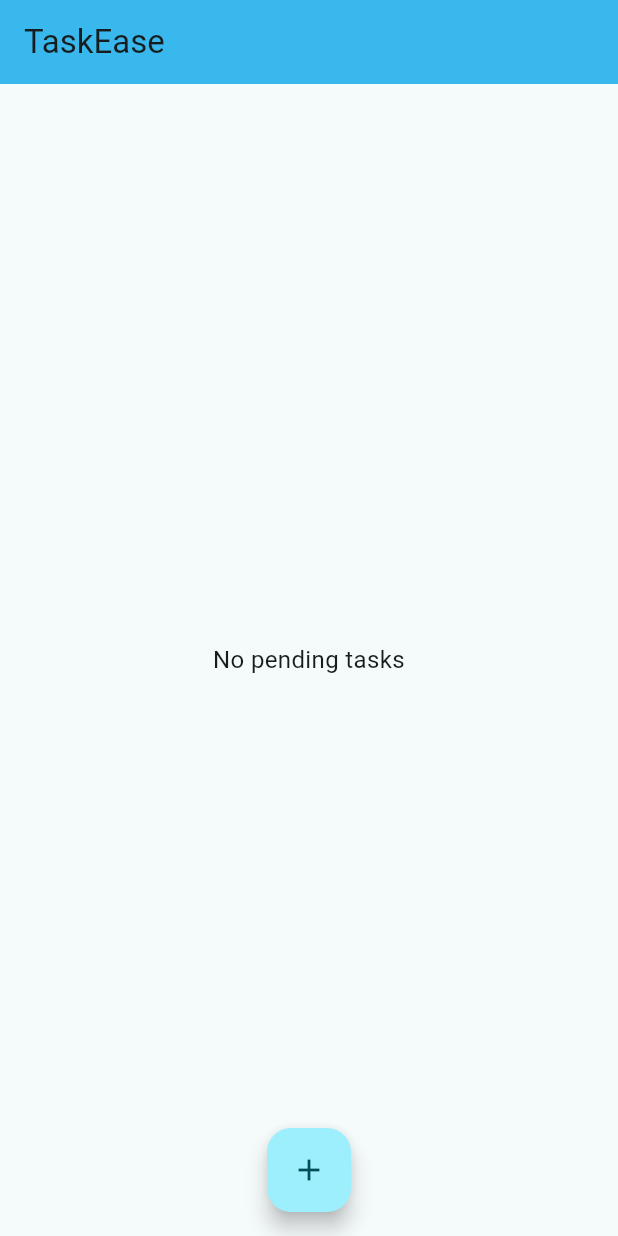
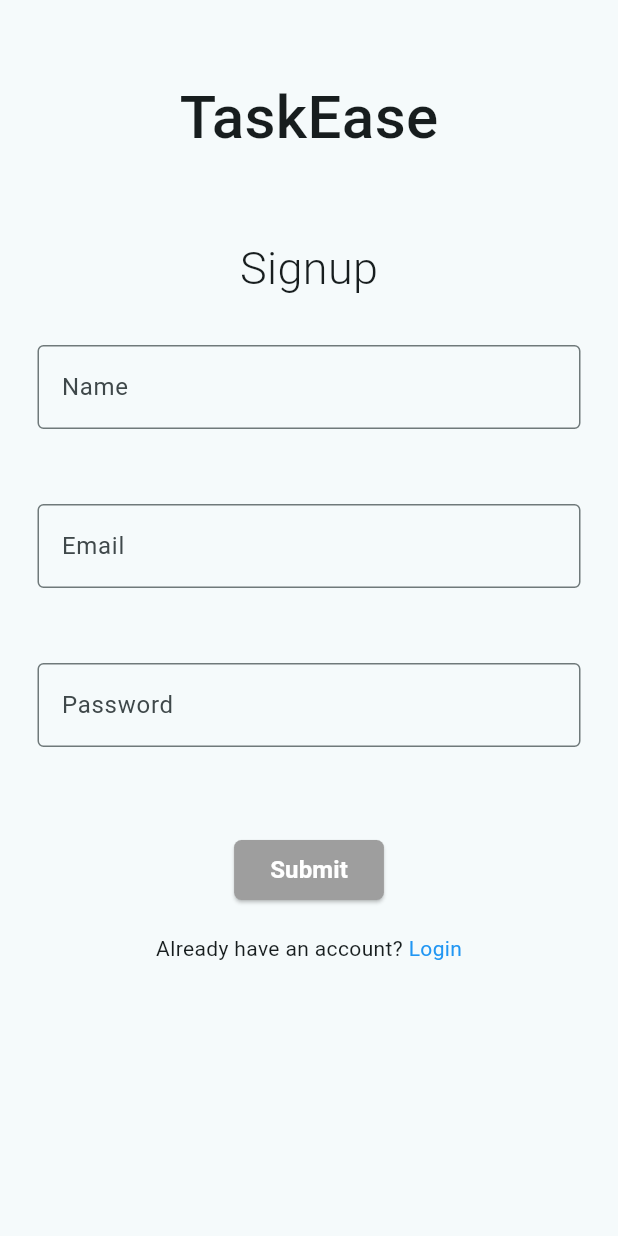
Before and after one commit to NamanBakshi/TaskEase, a Flutter app: the screen it shows after launch, on a phone screen of 412 x 824 dp. Run offline on Flutter 3.47's test engine with Material 3 defaults, Android fonts, the phone set to English and light mode, and no system bars; our stand-ins replace firebase_auth, firebase_core, flutter_slidable, hive, hive_flutter; accounts and stored records are empty.

Commit message:
login signup integrated with firebase

```diff
--- a/lib/components/button.dart
+++ b/lib/components/button.dart
@@ -2,12 +2,14 @@ import 'package:flutter/material.dart';
 
 class Button extends StatelessWidget {
   final String value;
+  final bool isEnabled;
   VoidCallback pressed;
 
   Button({
     super.key,
     required this.value,
     required this.pressed,
+    required this.isEnabled
   });
 
   @override
@@ -22,7 +24,7 @@ class Button extends StatelessWidget {
              borderRadius: BorderRadius.circular(5.0),
            ),
          ),
-          backgroundColor: MaterialStateProperty.all<Color>(Colors.lightBlueAccent),
+          backgroundColor: MaterialStateProperty.all<Color>(isEnabled ? Colors.lightBlueAccent : Colors.grey),
           // side:BorderSide(style:BorderStyle),
         ),
         child: Text(
--- a/lib/main.dart
+++ b/lib/main.dart
@@ -3,6 +3,7 @@ import 'package:flutter/material.dart';
 import 'package:hive_flutter/hive_flutter.dart';
 import 'package:todo/components/home.dart';
 import 'package:todo/model/task.dart';
+import 'package:todo/pages/signup.dart';
 import 'firebase_options.dart';
 
 
@@ -32,7 +33,8 @@ class MyApp extends StatelessWidget {
         colorScheme: ColorScheme.fromSeed(seedColor: Colors.white),
         useMaterial3: true,
       ),
-      home: const Home(),
+      home: const Signup(),
+      //Home(),
     );
   }
 }
--- /dev/null
+++ b/lib/pages/signup.dart
@@ -0,0 +1,152 @@
+import 'package:flutter/material.dart';
+import 'package:todo/components/home.dart';
+import 'package:todo/components/input_field.dart';
+import 'package:todo/pages/login.dart';
+import 'package:todo/services/auth_service.dart';
+
+import '../components/button.dart';
+
+class Signup extends StatefulWidget {
+  const Signup({super.key});
+
+  @override
+  State<Signup> createState() => _SignupState();
+}
+
+class _SignupState extends State<Signup> {
+
+  final _auth = AuthService();
+
+  TextEditingController nameController = TextEditingController();
+  TextEditingController emailController = TextEditingController();
+  TextEditingController passwordController = TextEditingController();
+
+  late String _name = "";
+  late String _email = "";
+  late String _password = "";
+
+  bool _areAllInputsEntered() {
+    return _name.isNotEmpty && _email.isNotEmpty && _password.isNotEmpty;
+  }
+
+  @override
+  void dispose() {
+    super.dispose();
+    nameController.dispose();
+    emailController.dispose();
+    passwordController.dispose();
+  }
+
+  goToHome(BuildContext context) => Navigator.push(
+      context,
+      MaterialPageRoute(
+          builder: (context)=> const Home())
+  );
+
+  goToLogin(BuildContext context) => Navigator.push(
+      context,
+      MaterialPageRoute(
+          builder: (context) => const Login() )
+  );
+
+  _signupUser() async {
+      final user = await _auth.signupUser(_name, _email, _password);
+      print('user = $user');
+      if(user != null){
+        print('user created successfully');
+        goToHome(context);
+      }
+  }
+
+  @override
+  Widget build(BuildContext context) {
+    return Scaffold(
+        body: Padding(
+      padding: const EdgeInsets.symmetric(horizontal: 25),
+      child: Column(children: [
+        //const Spacer(),
+        const SizedBox(
+          height: 50,
+        ),
+        const Text(
+          'TaskEase',
+          style: TextStyle(fontSize: 40, fontWeight: FontWeight.w500),
+        ),
+        const SizedBox(
+          height: 50,
+        ),
+        const Text("Signup",
+            style: TextStyle(fontSize: 30, fontWeight: FontWeight.w300)),
+        const SizedBox(
+          height: 30,
+        ),
+        //CustomTextField(inputName: _name, controller: nameController, labelText: 'Name',),
+        TextFormField(
+          decoration: const InputDecoration(
+            border: OutlineInputBorder(),
+            labelText: 'Name',
+          ),
+          onChanged: (newValue) {
+            setState(() {
+              _name = newValue;
+            });
+          },
+          controller: nameController,
+        ),
+        const SizedBox(
+          height: 50,
+        ),
+        TextFormField(
+          decoration: const InputDecoration(
+            border: OutlineInputBorder(),
+            labelText: 'Email',
+          ),
+          onChanged: (newValue) {
+            setState(() {
+              _email = newValue;
+            });
+          },
+          controller: emailController,
+        ),
+        const SizedBox(
+          height: 50,
+        ),
+        TextFormField(
+          decoration: const InputDecoration(
+            border: OutlineInputBorder(),
+            labelText: 'Password',
+          ),
+          onChanged: (newValue) {
+            setState(() {
+              _password = newValue;
+            });
+          },
+          controller: passwordController,
+        ),
+        const SizedBox(
+          height: 50,
+        ),
+        Button(
+            value: 'Submit',
+            isEnabled: _areAllInputsEntered(),
+            pressed: () {
+              _areAllInputsEntered()
+                  ? //print('name= $_name \n email= $_email \n password= $_password')
+                    _signupUser()
+                  : null;
+            }),
+        const SizedBox(
+          height: 10,
+        ),
+        Row(mainAxisAlignment: MainAxisAlignment.center, children: [
+          const Text("Already have an account? "),
+          InkWell(
+            onTap: () => goToLogin(context),
+            child: const Text("Login", style: TextStyle(color: Colors.blue)),
+          )
+        ]),
+      ]),
+    ),
+    );
+  }
+}
--- /dev/null
+++ b/lib/services/auth_service.dart
@@ -0,0 +1,39 @@
+import 'package:firebase_auth/firebase_auth.dart';
+
+class AuthService{
+
+  final _authInstance=FirebaseAuth.instance;
+
+  Future<User?> signupUser(String name,String email,String password) async {
+    try{
+      // userData contains user data after user created
+      final userData= await _authInstance.createUserWithEmailAndPassword(email: email, password: password);
+      return userData.user;
+    }catch(err){
+      print('error occured in signupUser = $err');
+    }
+    return null;
+  }
+
+
+  Future<User?> loginUser(String email,String password) async {
+    try{
+
+      final userData= await  _authInstance.signInWithEmailAndPassword(email: email, password: password);
+      return userData.user;
+    }catch(err){
+      print('error occured in signupUser = $err');
+    }
+    return null;
+  }
+
+  //firebase logs out current user
+  Future<void> logoutUser() async {
+      try{
+        await _authInstance.signOut();
+      }catch(err){
+        print('err while logout = $err');
+      }
+  }
+
+}
--- a/pubspec.yaml
+++ b/pubspec.yaml
@@ -39,6 +39,7 @@ dependencies:
   hive: ^2.2.3
   hive_flutter: ^1.1.0
   firebase_core: ^2.31.0
+  firebase_auth: ^4.19.5
 
 dev_dependencies:
   flutter_test:
```
Also changed, not shown: lib/components/home.dart (+20 -7 lines), lib/components/input_field.dart (added, +33 -0 lines), lib/pages/login.dart (added, +132 -0 lines), pubspec.lock, 3 other files.
